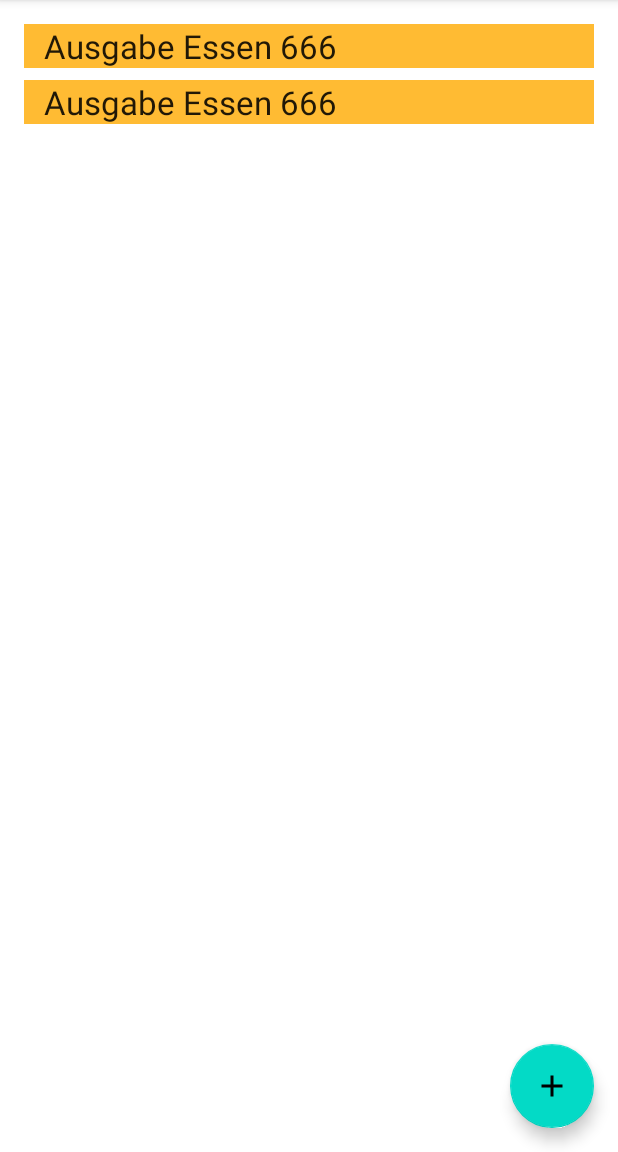
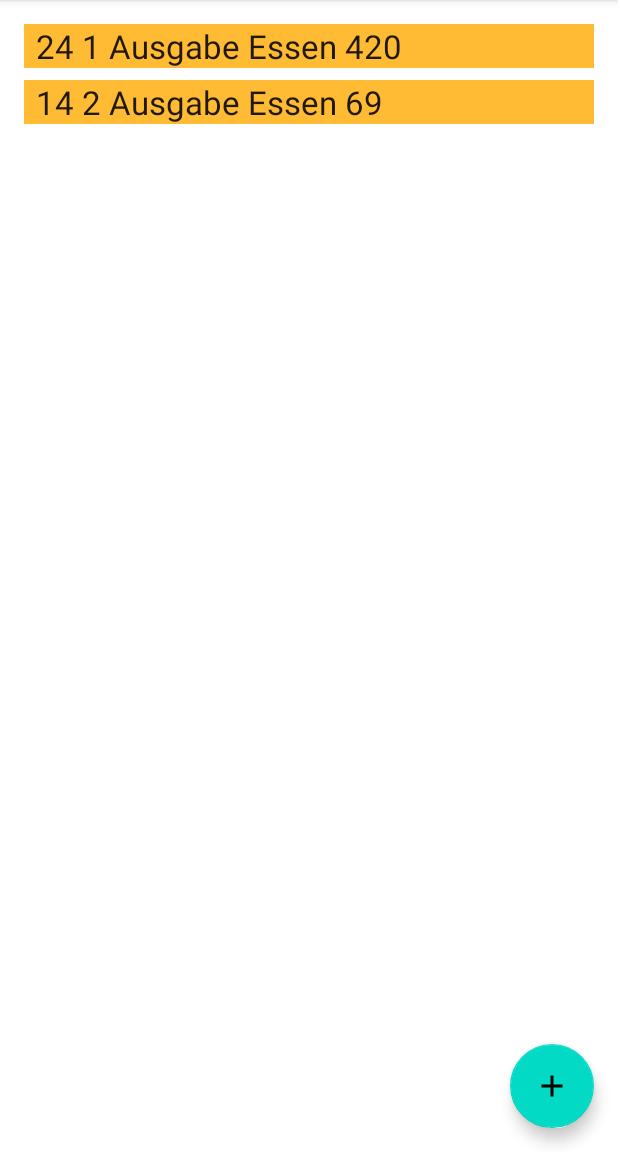
Before and after one commit to LucaM24/FinanceLast, an Android app: the screen it shows after launch (MainActivity), on a phone screen of 412 x 824 dp, the part 84-1236 px from its top. Run offline under Robolectric (Android 15) with nearby library versions, the phone set to English and light mode, and no system bars; our stand-ins replace Room's generated code.

```diff
--- a/app/src/main/java/com/example/finanzenroom/Transaction.kt
+++ b/app/src/main/java/com/example/finanzenroom/Transaction.kt
@@ -4,4 +4,4 @@ import androidx.room.Entity
 import androidx.room.PrimaryKey
 
 @Entity(tableName = "transactions_table")
-data class Transaction(@PrimaryKey(autoGenerate = true) val _id: Int, val _art: String, val _kat: String, val _dat: Int, val _bet: Int)
+data class Transaction(@PrimaryKey(autoGenerate = true) val _id: Int, val _art: String, val _kat: String, val _jahr: Int, val _mon: Int, val _tag: Int, val _bet: Int)
--- a/app/src/main/java/com/example/finanzenroom/TransactionListAdapter.kt
+++ b/app/src/main/java/com/example/finanzenroom/TransactionListAdapter.kt
@@ -17,22 +17,14 @@ class TransactionListAdapter : ListAdapter<Transaction, TransactionListAdapter.T
 
     override fun onBindViewHolder(holder: TransactionViewHolder, position: Int) {
         val current = getItem(position)
-        Log.e("Laenge", current._dat.toString().length.toString())
-        if(Integer.parseInt(current._dat.toString().length.toString()) > 7) { // <-------------------------------------------------------------- IF NUR DA DAMIT ES LÄDT WEIL NOCH DATUMS MIT WENIEGR ALS 8 BUCHSTABEN GESPEICHERT SIN, NACH LÖSCHEN EGAL
-            val jahr = current._dat.toString().substring(0,3).toString()
-            val monat = current._dat.toString().substring(5,6).toString()
-            val tag = current._dat.toString().substring(6,7).toString()
-            val datumzsm = "$tag.$monat.$jahr"
-            holder.bind( "hallo" + current._art + " " + current._kat + " " + current._bet ) // Edit hier um Anzeige zu ändern    ------------> Also hier geht er zwar rein aber er kann dieses datum nicht zusammenstellen weil die variablen zur berechnung von tag monat und jahr komischerweise leer sind
-        } else {
-            holder.bind( current._dat.toString() + current._art + " " + current._kat + " " + current._bet ) // Edit hier um Anzeige zu ändern
-        }
+        //Log.e("Laenge", current._dat.toString().length.toString())
+
 
         //val tag = current._dat.toString().substring(0,3).toString()
         //val monat = current._dat.toString().substring(3,6).toString()
         //val jahr = current._dat.toString().substring(6,7).toString()
         //val datumzsm = "$tag.$monat.$jahr"
-        holder.bind( " " + current._art + " " + current._kat + " " + current._bet ) // Edit hier um Anzeige zu ändern
+        holder.bind( current._tag.toString() + " " + current._mon.toString() + " " + current._art + " " + current._kat + " " + current._bet ) // Edit hier um Anzeige zu ändern
     }
 
     class TransactionViewHolder(itemView: View) : RecyclerView.ViewHolder(itemView) {
--- a/app/src/main/java/com/example/finanzenroom/TransactionRoomDatabase.kt
+++ b/app/src/main/java/com/example/finanzenroom/TransactionRoomDatabase.kt
@@ -9,7 +9,7 @@ import kotlinx.coroutines.CoroutineScope
 import kotlinx.coroutines.launch
 
 // Annotates class to be a Room Database with a table (entity) of the Word class
-@Database(entities = arrayOf(Transaction::class), version = 1, exportSchema = false)
+@Database(entities = arrayOf(Transaction::class), version = 2, exportSchema = false)
 public abstract class TransactionRoomDatabase : RoomDatabase() {
 
     abstract fun transactionDao(): TransactionDao
@@ -32,9 +32,9 @@ public abstract class TransactionRoomDatabase : RoomDatabase() {
             transactionDao.deleteAll()
 
             // Add sample words.
-            var transaction = Transaction(0, "Ausgabe", "Essen", 2122020, 666)
+            var transaction = Transaction(0, "Ausgabe", "Essen", 2021, 1, 24, 420)
             transactionDao.insert(transaction)
-            var transaction2 = Transaction(0, "Ausgabe", "Essen", 2122020, 666)
+            var transaction2 = Transaction(0, "Ausgabe", "Essen", 2021, 2, 14, 69)
             transactionDao.insert(transaction2)
             //word = Word("World!")
             //wordDao.insert(word)
@@ -61,6 +61,7 @@ public abstract class TransactionRoomDatabase : RoomDatabase() {
                     TransactionRoomDatabase::class.java,
                     "transaction_database"
                 )
+                        .fallbackToDestructiveMigration()
                     .addCallback((TransactionDatabaseCallback(scope)))
                     .build()
                 INSTANCE = instance
```
Also changed, not shown: app/src/main/java/com/example/finanzenroom/MainActivity.kt (+5 -2 lines), app/src/main/java/com/example/finanzenroom/NeuerEintragActivity.kt (+8 -4 lines).
